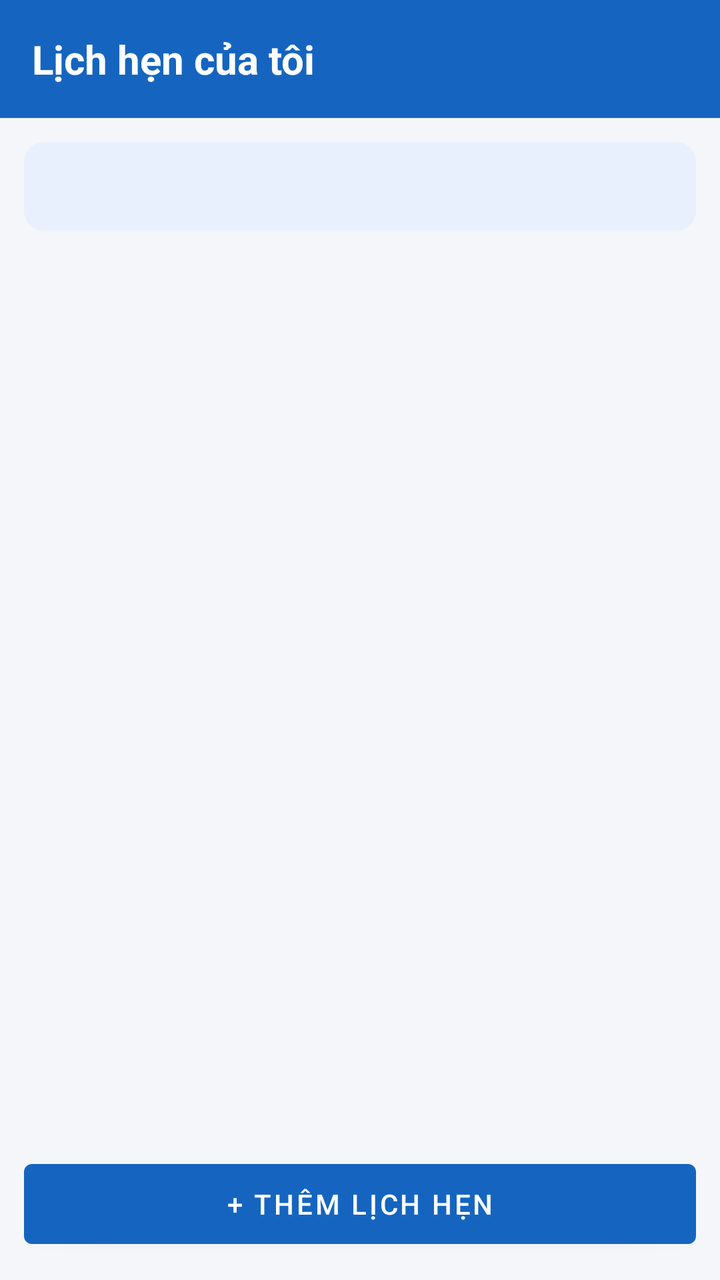
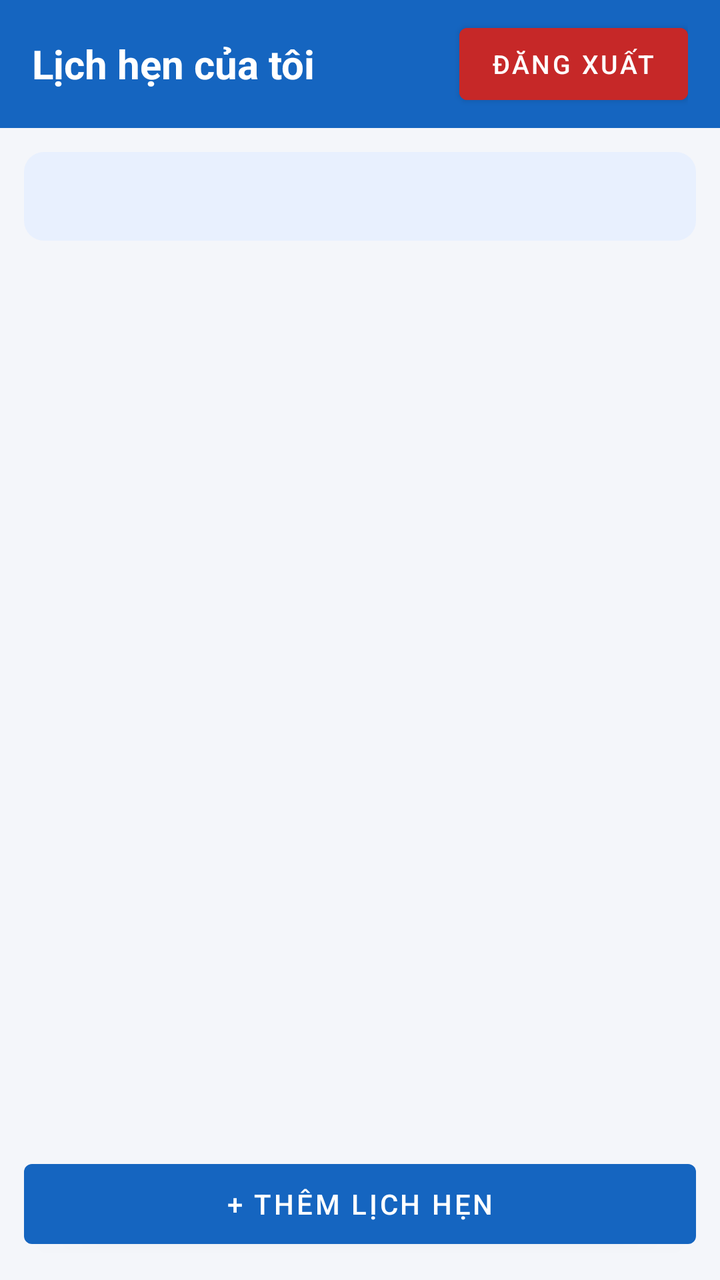

Before-and-after screenshots of an Android layout around one commit, followed by the original layout XML and the change that was made.
<!-- AndroidManifest.xml: application theme Theme.QuanLyLichHen -->
<!-- res/layout/activity_main.xml -->
<?xml version="1.0" encoding="utf-8"?>
<LinearLayout xmlns:android="http://schemas.android.com/apk/res/android"
    android:layout_width="match_parent"
    android:layout_height="match_parent"
    android:orientation="vertical">

    <TextView
        android:layout_width="match_parent"
        android:layout_height="wrap_content"
        android:background="@color/primary"
        android:padding="16dp"
        android:text="@string/main_title"
        android:textColor="@color/white"
        android:textSize="20sp"
        android:textStyle="bold" />

    
    <TextView
        android:id="@+id/tvStats"
        android:layout_width="match_parent"
        android:layout_height="wrap_content"
        android:layout_margin="12dp"
        android:background="@drawable/bg_stats"
        android:padding="12dp"
        android:textColor="@color/primary_dark"
        android:textSize="15sp"
        android:textStyle="bold" />

    <FrameLayout
        android:layout_width="match_parent"
        android:layout_height="0dp"
        android:layout_weight="1">

        
        <androidx.recyclerview.widget.RecyclerView
            android:id="@+id/rvAppointments"
            android:layout_width="match_parent"
            android:layout_height="match_parent"
            android:clipToPadding="false"
            android:paddingStart="12dp"
            android:paddingEnd="12dp"
            android:paddingBottom="8dp" />

        <TextView
            android:id="@+id/tvEmpty"
            android:layout_width="match_parent"
            android:layout_height="match_parent"
            android:gravity="center"
            android:padding="24dp"
            android:text="@string/empty_list"
            android:textColor="@color/text_secondary"
            android:textSize="16sp"
            android:visibility="gone" />
    </FrameLayout>

    
    <Button
        android:id="@+id/btnAdd"
        android:layout_width="match_parent"
        android:layout_height="52dp"
        android:layout_margin="12dp"
        android:text="@string/btn_add" />
</LinearLayout>
<!-- resources referenced by this layout -->
<resources>
  <color name="primary">#1565C0</color>
  <color name="primary_dark">#0D47A1</color>
  <color name="text_secondary">#6B7280</color>
  <color name="white">#FFFFFF</color>
  <!-- drawable bg_stats (drawable) -->
  <?xml version="1.0" encoding="utf-8"?>
  <shape xmlns:android="http://schemas.android.com/apk/res/android" android:shape="rectangle">
      <solid android:color="#E8F0FE" />
      <corners android:radius="10dp" />
  </shape>
  <string name="btn_add">+ Thêm lịch hẹn</string>
  <string name="empty_list">Chưa có lịch hẹn nào.\nNhấn “Thêm lịch hẹn” để tạo mới.</string>
  <string name="main_title">Lịch hẹn của tôi</string>
  <style name="Theme.QuanLyLichHen" parent="Theme.MaterialComponents.Light.NoActionBar">
          <item name="colorPrimary">@color/primary</item>
          <item name="colorPrimaryVariant">@color/primary_dark</item>
          <item name="colorOnPrimary">@color/white</item>
          <item name="colorSecondary">@color/accent</item>
          <item name="android:statusBarColor">@color/primary_dark</item>
          <item name="android:windowBackground">@color/background</item>
      </style>
  <color name="accent">#FB8C00</color>
  <color name="background">#F4F6FA</color>
</resources>

<!-- the commit's change to res/layout/activity_main.xml (unified diff, before → after) -->
@@ -4,15 +4,40 @@
     android:layout_height="match_parent"
     android:orientation="vertical">
 
-    <TextView
+    <RelativeLayout
         android:layout_width="match_parent"
         android:layout_height="wrap_content"
         android:background="@color/primary"
-        android:padding="16dp"
-        android:text="@string/main_title"
-        android:textColor="@color/white"
-        android:textSize="20sp"
-        android:textStyle="bold" />
+        android:paddingStart="16dp"
+        android:paddingTop="8dp"
+        android:paddingEnd="16dp"
+        android:paddingBottom="8dp">
+
+        <TextView
+            android:layout_width="wrap_content"
+            android:layout_height="wrap_content"
+            android:layout_alignParentStart="true"
+            android:layout_toStartOf="@id/btnLogout"
+            android:layout_centerVertical="true"
+            android:layout_marginEnd="8dp"
+            android:ellipsize="end"
+            android:maxLines="1"
+            android:text="@string/main_title"
+            android:textColor="@color/white"
+            android:textSize="20sp"
+            android:textStyle="bold" />
+
+        <Button
+            android:id="@+id/btnLogout"
+            android:layout_width="wrap_content"
+            android:layout_height="wrap_content"
+            android:layout_alignParentEnd="true"
+            android:layout_centerVertical="true"
+            android:backgroundTint="@color/danger"
+            android:text="@string/btn_logout"
+            android:textColor="@color/white"
+            android:textSize="13sp" />
+    </RelativeLayout>
 
     
     <TextView
<!-- resource entries referenced after the edit -->
@@ -1,5 +1,6 @@
 <!-- resources referenced by this layout -->
 <resources>
+  <color name="danger">#C62828</color>
   <color name="primary">#1565C0</color>
   <color name="primary_dark">#0D47A1</color>
   <color name="text_secondary">#6B7280</color>
@@ -11,6 +12,7 @@
       <corners android:radius="10dp" />
   </shape>
   <string name="btn_add">+ Thêm lịch hẹn</string>
+  <string name="btn_logout">Đăng xuất</string>
   <string name="empty_list">Chưa có lịch hẹn nào.\nNhấn “Thêm lịch hẹn” để tạo mới.</string>
   <string name="main_title">Lịch hẹn của tôi</string>
   <style name="Theme.QuanLyLichHen" parent="Theme.MaterialComponents.Light.NoActionBar">
